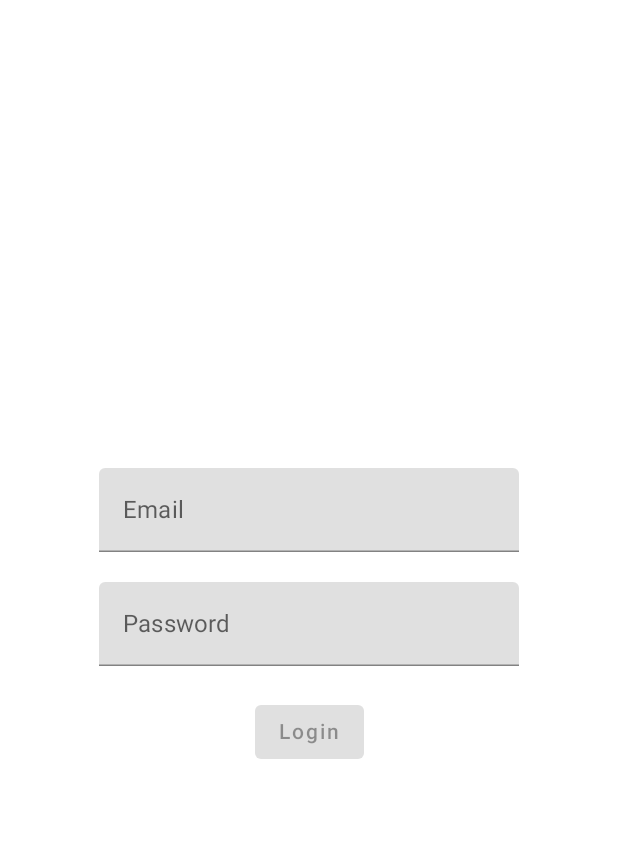
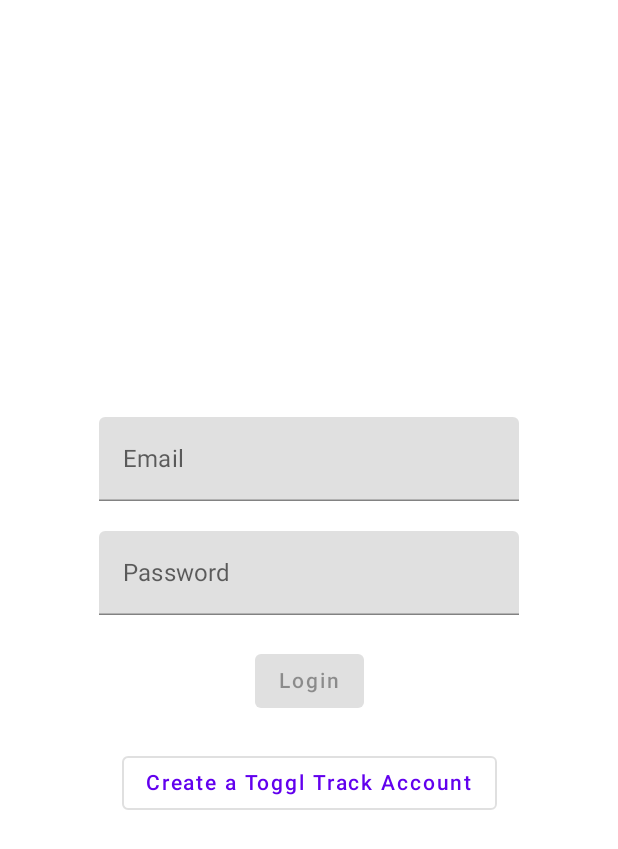
Before and after one commit to rogino/TimeTracker, an Android app built with Jetpack Compose: the screen it shows after launch (MainActivity), on a phone screen of 412 x 824 dp. Shown: the top 849 px of the screen. Run offline under Robolectric (Android 15) with nearby library versions, the phone set to English and light mode, and no system bars; our stand-ins replace accompanist; libraries missing offline, so code that uses them is left out: com.beust.klaxon.

Commit message:
Add link to Toggl track

```diff
--- a/TimeTracker/app/src/main/java/nz/ac/uclive/rog19/seng440/assignment1/components/LoginView.kt
+++ b/TimeTracker/app/src/main/java/nz/ac/uclive/rog19/seng440/assignment1/components/LoginView.kt
@@ -1,22 +1,18 @@
 package nz.ac.uclive.rog19.seng440.assignment1.components
 
-import android.util.Log
 import android.util.Patterns
 import androidx.compose.foundation.layout.Arrangement
 import androidx.compose.foundation.layout.Column
 import androidx.compose.foundation.layout.fillMaxSize
-import androidx.compose.foundation.layout.padding
 import androidx.compose.foundation.text.KeyboardActions
 import androidx.compose.foundation.text.KeyboardOptions
-import androidx.compose.material.Button
-import androidx.compose.material.LinearProgressIndicator
-import androidx.compose.material.Text
-import androidx.compose.material.TextField
+import androidx.compose.material.*
 import androidx.compose.runtime.*
 import androidx.compose.ui.Alignment
 import androidx.compose.ui.Modifier
 import androidx.compose.ui.focus.FocusDirection
 import androidx.compose.ui.platform.LocalFocusManager
+import androidx.compose.ui.platform.LocalUriHandler
 import androidx.compose.ui.text.input.KeyboardType
 import androidx.compose.ui.text.input.PasswordVisualTransformation
 import androidx.compose.ui.text.input.TextFieldValue
@@ -25,7 +21,6 @@
 import kotlinx.coroutines.CoroutineExceptionHandler
 import kotlinx.coroutines.launch
 import nz.ac.uclive.rog19.seng440.assignment1.ApiRequest
-import nz.ac.uclive.rog19.seng440.assignment1.TAG
 import nz.ac.uclive.rog19.seng440.assignment1.model.Me
 import nz.ac.uclive.rog19.seng440.assignment1.newlineEtAlRegex
 import nz.ac.uclive.rog19.seng440.assignment1.ui.theme.TimeTrackerTheme
@@ -43,11 +38,13 @@
 
     val coroutineScope = rememberCoroutineScope()
 
+    val uriHandler = LocalUriHandler.current
     val focusManager = LocalFocusManager.current
 
-    Column(verticalArrangement = Arrangement.Center,
+    Column(
+        verticalArrangement = Arrangement.spacedBy(20.dp, Alignment.CenterVertically),
         horizontalAlignment = Alignment.CenterHorizontally,
-        modifier = Modifier.fillMaxSize()
+        modifier = Modifier.fillMaxSize(),
     ) {
         TextField(
             value = email,
@@ -59,25 +56,24 @@
                 } else email = it
             },
             maxLines = 1,
-            singleLine = true,
-            modifier = Modifier.padding(bottom = 20.dp)
+            singleLine = true
         )
 
-        TextField(value = password,
-            label = { Text(text = "Password" ) },
+        TextField(
+            value = password,
+            label = { Text(text = "Password") },
             visualTransformation = PasswordVisualTransformation(),
-            keyboardOptions =  KeyboardOptions(keyboardType = KeyboardType.Password),
+            keyboardOptions = KeyboardOptions(keyboardType = KeyboardType.Password),
             keyboardActions = KeyboardActions(onDone = { focusManager.clearFocus() }),
             onValueChange = {
                 if (it.text.contains(newlineEtAlRegex)) {
                     focusManager.clearFocus()
                 } else password = it
             },
-            modifier = Modifier.padding(bottom = 20.dp)
         )
 
-
-        Button(onClick = {
+        Button(
+            onClick = {
                 coroutineScope.launch(CoroutineExceptionHandler { _, exception ->
                     errorMessage = exception.message ?: exception.toString()
                     requestInProgress = false
@@ -109,6 +105,11 @@
             Text(text = errorMessage)
         }
 
+        OutlinedButton(onClick = {
+            uriHandler.openUri("https://toggl.com/track/signup")
+        }) {
+            Text("Create a Toggl Track Account")
+        }
     }
 }
 
--- a/TimeTracker/app/src/main/java/nz/ac/uclive/rog19/seng440/assignment1/components/TimeEntryListView.kt
+++ b/TimeTracker/app/src/main/java/nz/ac/uclive/rog19/seng440/assignment1/components/TimeEntryListView.kt
@@ -210,9 +210,9 @@
             }
 
             item {
-                Button(onClick = { editEntry?.invoke(null) }) {
-                    Text("New Time Entry")
-                }
+                Spacer(modifier = Modifier.padding(
+                    bottom = WindowInsets.navigationBars.asPaddingValues().calculateBottomPadding())
+                )
             }
         }
     }
```
Lines whose indentation alone changed are shown as unchanged.
